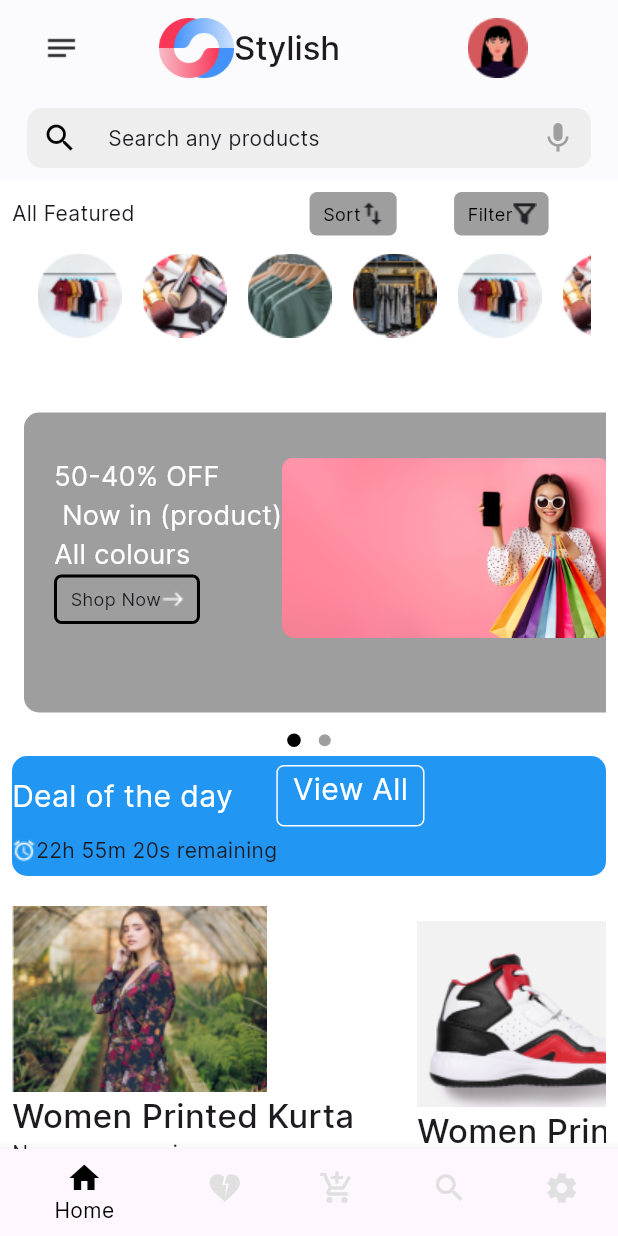
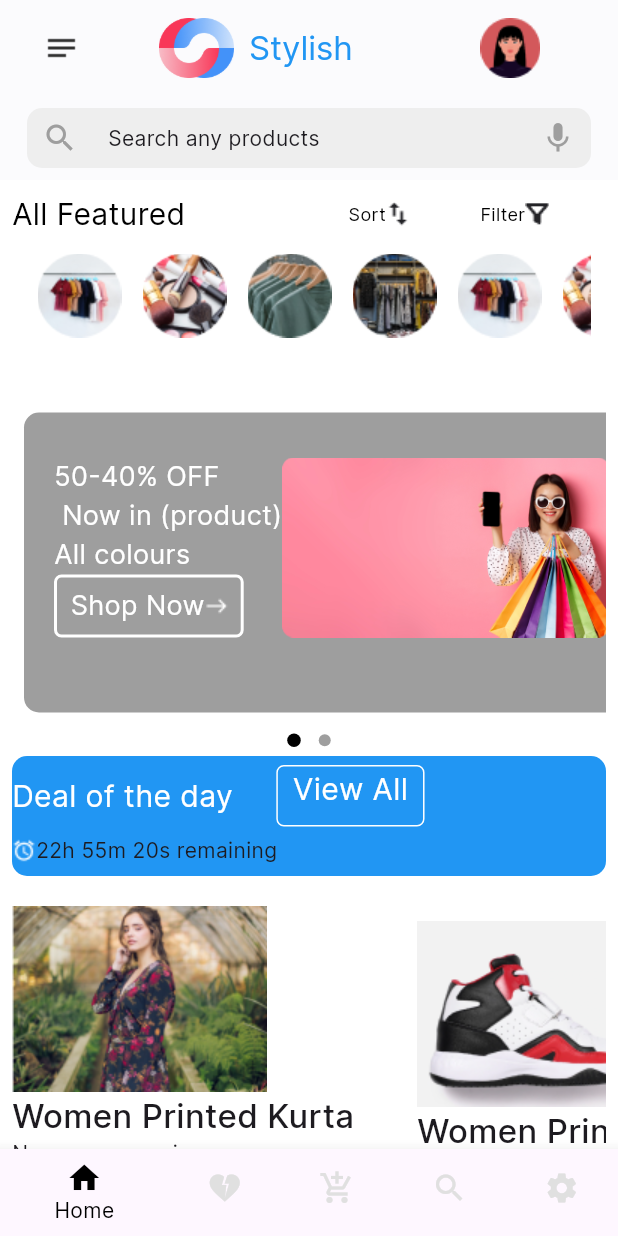
Before and after one commit to SankariKolanchi/ecommerce, a Flutter app: the screen it shows after launch, on a phone screen of 412 x 824 dp. Run offline on Flutter 3.47's test engine with Material 2 defaults, Android fonts, the phone set to English and light mode, and no system bars; drawn by our look-alikes of dots_indicator.

Commit message:
some code changes

```diff
--- a/lib/view/screens/custom_appbar.dart
+++ b/lib/view/screens/custom_appbar.dart
@@ -63,9 +63,10 @@ class _MyWidgetState extends State<Empty> {
                   width: 50,
                   height: 60,
                 ),
+                SizedBox(width: 10,),
                 Text(
                   "Stylish",
-                  style: AppTextStyle.appBarTitle,
+                 style: TextStyle(color: Colors.blue),
                 ),
                 SizedBox(
                   width: 80,
@@ -94,7 +95,9 @@ class _MyWidgetState extends State<Empty> {
               child: IntrinsicHeight(
                   child: Row(
                 children: [
-                  Icon(Icons.search),
+                  Icon(Icons.search,
+                  color: Colors.grey,
+                  ),
                   SizedBox(
                     width: 20,
                   ),
--- a/lib/view/screens/home_screen.dart
+++ b/lib/view/screens/home_screen.dart
@@ -16,14 +16,17 @@ class HomeScreen extends StatelessWidget {
             Row(
               mainAxisAlignment: MainAxisAlignment.spaceBetween,
               children: [
-                Text("All Featured"),
+                Text(
+                  "All Featured",
+                  style: TextStyle(color: Colors.black, fontSize: 20),
+                ),
                 SizedBox(
                   width: 40,
                 ),
                 Container(
                   decoration: BoxDecoration(
                     borderRadius: BorderRadius.all(Radius.circular(5)),
-                    color: Colors.grey,
+                    color: Colors.white,
                   ),
                   child: Padding(
                     padding: const EdgeInsets.only(
@@ -42,7 +45,7 @@ class HomeScreen extends StatelessWidget {
                 Container(
                   decoration: BoxDecoration(
                     borderRadius: BorderRadius.all(Radius.circular(5)),
-                    color: Colors.grey,
+                    color: Colors.white,
                   ),
                   child: Padding(
                     padding: const EdgeInsets.only(
@@ -183,7 +186,7 @@ class HomeScreen extends StatelessWidget {
                                     borderRadius:
                                         BorderRadius.all(Radius.circular(5)),
                                     border: Border.all(
-                                        color: Colors.black, width: 2.0),
+                                        color: Colors.white, width: 2.0),
                                   ),
                                   child: Padding(
                                     padding: const EdgeInsets.only(
@@ -192,7 +195,9 @@ class HomeScreen extends StatelessWidget {
                                       children: [
                                         Text(
                                           "Shop Now",
-                                          style: TextStyle(fontSize: 12.0),
+                                          style: TextStyle(
+                                              color: Colors.white,
+                                              fontSize: 18.0),
                                         ),
                                         Image.asset(
                                             "assets/images/up_arrow.png"),
@@ -455,6 +460,9 @@ class HomeScreen extends StatelessWidget {
                 ),
               ],
             ),
+            SizedBox(
+              height: 40,
+            ),
             Row(
               mainAxisAlignment: MainAxisAlignment.start,
               children: [
@@ -475,7 +483,7 @@ class HomeScreen extends StatelessWidget {
                             Text(
                               "Visit Now",
                               style: TextStyle(
-                                color: Colors.black,
+                                color: Colors.white,
                               ),
                             ),
                             Image.asset("assets/images/rightarrow.png")
@@ -544,6 +552,17 @@ class HomeScreen extends StatelessWidget {
                     )
                   ]),
             ),
+            Column(
+              children: [
+                Padding(
+                  padding: const EdgeInsets.only(right: 200),
+                  child: Image.asset(
+                      "assets/images/imagewatch.png"
+                  ),
+                ),
+
+              ],
+            )
           ],
         )),
       ),
```
Also changed, not shown: assets/images/imagewatch.png (added), pubspec.lock.
